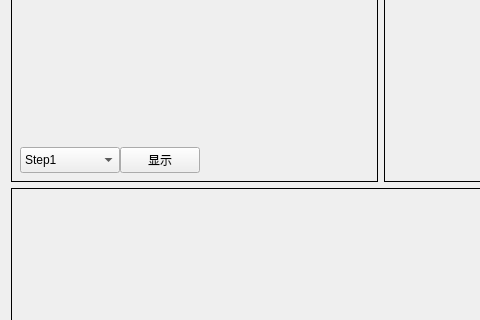
Old version of the form Step10.ui in the repository albert2lyu/QualityFunctionDeployment; both pictures show x 0 to 480 and y 86 to 406 of the 700 by 500 pixel window.
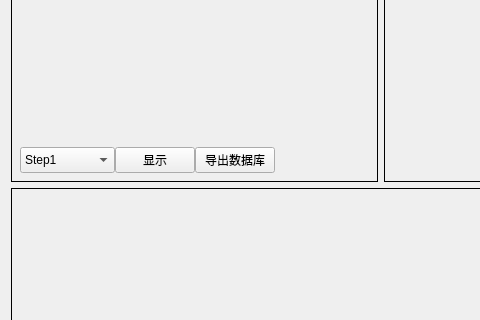
New version of the form. Icons and pictures are not drawn.

Commit message: 导出数据库未写完

```diff
--- a/Step10.ui
+++ b/Step10.ui
@@ -144,6 +144,13 @@
             </property>
            </widget>
           </item>
+          <item>
+           <widget class="QPushButton" name="pushButton_5">
+            <property name="text">
+             <string>导出数据库</string>
+            </property>
+           </widget>
+          </item>
           <item>
            <spacer name="horizontalSpacer">
             <property name="orientation">
```
The commit also changes 12 other files.
